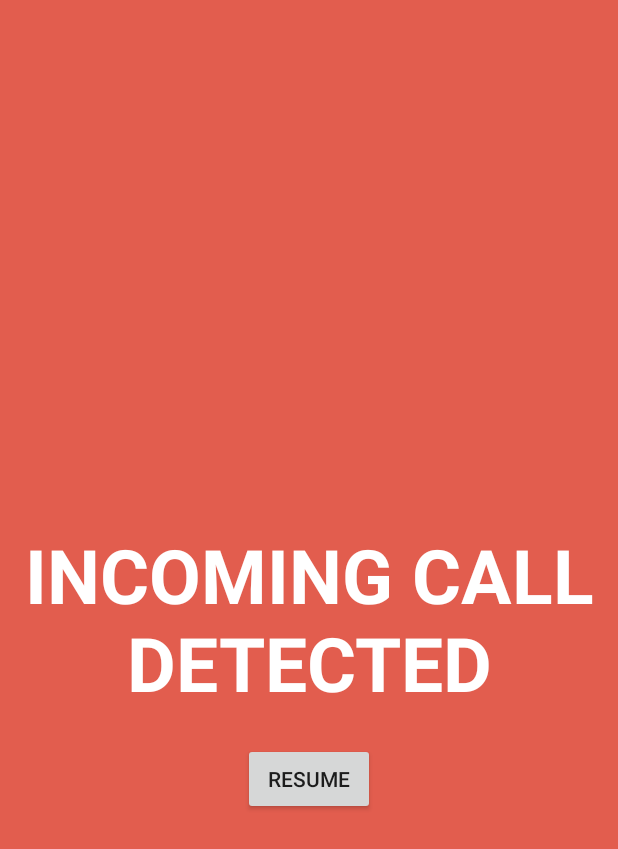
After one commit to yusufardho/2fastfingers, an Android app: the layout fragment_resume.xml on its own in the app's theme, with its tools: preview values and no code run, on a phone screen of 412 x 824 dp. The commit adds this screen. Shown: the top 849 px of the screen. Run offline under Robolectric (Android 15) with nearby library versions, the phone set to English and light mode, and no system bars; Roboto replaces fonts that are not available here.

Commit message:
implement broadcast receiver phone state

```diff
--- a/app/src/main/AndroidManifest.xml
+++ b/app/src/main/AndroidManifest.xml
@@ -27,9 +27,7 @@
                 android:name="android.support.FILE_PROVIDER_PATHS"
                 android:resource="@xml/filepaths" />
         </provider>
-        <receiver android:name=".tools.CallReceiver"
-            android:enabled="true"
-            android:exported="true">
+        <receiver android:name=".tools.CallReceiver">
             <intent-filter>
                 <action android:name="android.intent.action.PHONE_STATE" />
             </intent-filter>
--- /dev/null
+++ b/app/src/main/java/id/ac/ui/cs/mobileprogramming/yusuftriardho/twofastfingers/interfaces/fragments/ResumeInterface.java
@@ -0,0 +1,5 @@
+package id.ac.ui.cs.mobileprogramming.yusuftriardho.twofastfingers.interfaces.fragments;
+
+public interface ResumeInterface {
+    void onClickResume();
+}
--- a/app/src/main/java/id/ac/ui/cs/mobileprogramming/yusuftriardho/twofastfingers/tools/CallReceiver.java
+++ b/app/src/main/java/id/ac/ui/cs/mobileprogramming/yusuftriardho/twofastfingers/tools/CallReceiver.java
@@ -8,6 +8,6 @@ public class CallReceiver extends BroadcastReceiver {
 
     @Override
     public void onReceive(Context context, Intent intent) {
-        // TO DO
+        context.sendBroadcast(new Intent("INCOMING_CALL_DETECTED"));
     }
 }
--- a/app/src/main/java/id/ac/ui/cs/mobileprogramming/yusuftriardho/twofastfingers/tools/Timer.java
+++ b/app/src/main/java/id/ac/ui/cs/mobileprogramming/yusuftriardho/twofastfingers/tools/Timer.java
@@ -1,6 +1,7 @@
 package id.ac.ui.cs.mobileprogramming.yusuftriardho.twofastfingers.tools;
 
 import android.os.AsyncTask;
+import android.util.Log;
 
 import java.util.concurrent.TimeUnit;
 
@@ -18,6 +19,8 @@ public class Timer extends AsyncTask<Integer, Integer,  Integer> {
         int time = param[0];
         while (time >= 0) {
             if (isCancelled()) {
+                playFragment.setTIME(time);
+                Log.d(">>","isCancelled() "+time);
                 break;
             }
             try {
@@ -37,5 +40,6 @@ public class Timer extends AsyncTask<Integer, Integer,  Integer> {
     @Override
     protected void onPostExecute(Integer result) {
         playFragment.onFinishState();
+        Log.d(">>>","onPostExecute() "+result);
     }
 }
--- a/app/src/main/java/id/ac/ui/cs/mobileprogramming/yusuftriardho/twofastfingers/ui/play/ResultFragment.java
+++ b/app/src/main/java/id/ac/ui/cs/mobileprogramming/yusuftriardho/twofastfingers/ui/play/ResultFragment.java
@@ -55,6 +55,7 @@ public class ResultFragment extends Fragment implements ResultInterface {
         playViewModel = ViewModelProviders.of(getActivity()).get(PlayViewModel.class);
         passedScoreViewModel = ViewModelProviders.of(this).get(PassedScoreViewModel.class);
 
+        playViewModel.ignoreReceiver = true;
         resultText = String.format("%d " + getString(R.string.score_result), playViewModel.getCorrectWord());
         playViewModel.setResultText(resultText);
         if (playViewModel.getCorrectWord() > 0) {
--- a/app/src/main/res/layout-land/fragment_about.xml
+++ b/app/src/main/res/layout-land/fragment_about.xml
@@ -16,7 +16,7 @@
             android:id="@+id/textVer"
             android:layout_width="wrap_content"
             android:layout_height="wrap_content"
-            android:text="@{mainViewModel.APP_VER}"
+            android:text="@string/app_version"
             app:layout_constraintBottom_toBottomOf="parent"
             app:layout_constraintEnd_toEndOf="parent"
             app:layout_constraintStart_toStartOf="parent"
--- /dev/null
+++ b/app/src/main/res/layout-land/fragment_resume.xml
@@ -0,0 +1,45 @@
+<?xml version="1.0" encoding="utf-8"?>
+<layout xmlns:android="http://schemas.android.com/apk/res/android"
+    xmlns:app="http://schemas.android.com/apk/res-auto"
+    xmlns:tools="http://schemas.android.com/tools">
+    <data>
+        <variable
+            name="mainViewModel"
+            type="id.ac.ui.cs.mobileprogramming.yusuftriardho.twofastfingers.viewmodels.MainViewModel" />
+        <variable
+            name="interfaceResume"
+            type="id.ac.ui.cs.mobileprogramming.yusuftriardho.twofastfingers.interfaces.fragments.ResumeInterface" />
+    </data>
+    <androidx.constraintlayout.widget.ConstraintLayout
+        android:layout_width="match_parent"
+        android:layout_height="match_parent"
+        android:background="#E25D4E"
+        tools:context=".ui.main.MainFragment">
+
+
+        <TextView
+            android:id="@+id/textView"
+            android:layout_width="wrap_content"
+            android:layout_height="wrap_content"
+            android:text="@string/incoming_call_detected"
+            android:textAlignment="center"
+            android:textSize="50dp"
+            android:textColor="#FFFFFF"
+            android:textStyle="bold"
+            app:layout_constraintBottom_toBottomOf="parent"
+            app:layout_constraintEnd_toEndOf="parent"
+            app:layout_constraintStart_toStartOf="parent"
+            app:layout_constraintTop_toTopOf="parent" />
+
+        <Button
+            android:id="@+id/button"
+            android:layout_width="wrap_content"
+            android:layout_height="wrap_content"
+            android:layout_marginTop="20dp"
+            android:text="@string/resume_btn"
+            android:onClick="@{() -> interfaceResume.onClickResume()}"
+            app:layout_constraintEnd_toEndOf="parent"
+            app:layout_constraintStart_toStartOf="parent"
+            app:layout_constraintTop_toBottomOf="@+id/textView" />
+    </androidx.constraintlayout.widget.ConstraintLayout>
+</layout>
--- a/app/src/main/res/layout/fragment_about.xml
+++ b/app/src/main/res/layout/fragment_about.xml
@@ -4,6 +4,9 @@
         <variable
             name="mainViewModel"
             type="id.ac.ui.cs.mobileprogramming.yusuftriardho.twofastfingers.viewmodels.MainViewModel" />
+        <variable
+            name="versionHistoryViewModel"
+            type="id.ac.ui.cs.mobileprogramming.yusuftriardho.twofastfingers.viewmodels.VersionHistoryViewModel" />
     </data>
     <androidx.constraintlayout.widget.ConstraintLayout xmlns:android="http://schemas.android.com/apk/res/android"
         xmlns:app="http://schemas.android.com/apk/res-auto"
@@ -16,7 +19,7 @@
             android:id="@+id/textVer"
             android:layout_width="wrap_content"
             android:layout_height="wrap_content"
-            android:text="@{mainViewModel.APP_VER}"
+            android:text="@string/app_version"
             app:layout_constraintBottom_toBottomOf="parent"
             app:layout_constraintEnd_toEndOf="parent"
             app:layout_constraintStart_toStartOf="parent"
--- /dev/null
+++ b/app/src/main/res/layout/fragment_resume.xml
@@ -0,0 +1,45 @@
+<?xml version="1.0" encoding="utf-8"?>
+<layout xmlns:android="http://schemas.android.com/apk/res/android"
+    xmlns:app="http://schemas.android.com/apk/res-auto"
+    xmlns:tools="http://schemas.android.com/tools">
+    <data>
+        <variable
+            name="mainViewModel"
+            type="id.ac.ui.cs.mobileprogramming.yusuftriardho.twofastfingers.viewmodels.MainViewModel" />
+        <variable
+            name="interfaceResume"
+            type="id.ac.ui.cs.mobileprogramming.yusuftriardho.twofastfingers.interfaces.fragments.ResumeInterface" />
+    </data>
+    <androidx.constraintlayout.widget.ConstraintLayout
+        android:layout_width="match_parent"
+        android:layout_height="match_parent"
+        android:background="#E25D4E"
+        tools:context=".ui.main.MainFragment">
+
+
+        <TextView
+            android:id="@+id/textView"
+            android:layout_width="wrap_content"
+            android:layout_height="wrap_content"
+            android:text="@string/incoming_call_detected"
+            android:textAlignment="center"
+            android:textSize="50dp"
+            android:textColor="#FFFFFF"
+            android:textStyle="bold"
+            app:layout_constraintBottom_toBottomOf="parent"
+            app:layout_constraintEnd_toEndOf="parent"
+            app:layout_constraintStart_toStartOf="parent"
+            app:layout_constraintTop_toTopOf="parent" />
+
+        <Button
+            android:id="@+id/button"
+            android:layout_width="wrap_content"
+            android:layout_height="wrap_content"
+            android:layout_marginTop="20dp"
+            android:text="@string/resume_btn"
+            android:onClick="@{() -> interfaceResume.onClickResume()}"
+            app:layout_constraintEnd_toEndOf="parent"
+            app:layout_constraintStart_toStartOf="parent"
+            app:layout_constraintTop_toBottomOf="@+id/textView" />
+    </androidx.constraintlayout.widget.ConstraintLayout>
+</layout>
--- a/app/src/main/res/values/strings.xml
+++ b/app/src/main/res/values/strings.xml
@@ -9,7 +9,7 @@
     <string name="main_fragment_title">2 Fast Fingers</string>
 
     <string name="back_btn"><![CDATA[<]]></string>
-    <string name="app_version">2 fast fingers vx.x.x</string>
+    <string name="app_version">v1.1 - 6/11/19\nv1.0 - 1/11/19</string>
     <string name="start_btn">start</string>
     <string name="refresh_btn">⟲</string>
     <string name="init_timer">59</string>
@@ -26,4 +26,6 @@
     <string name="WPMstand">(words per minute)</string>
     <string name="title_share">Choose an app</string>
     <string name="top_10_score">Top 10 Score</string>
+    <string name="incoming_call_detected">INCOMING CALL DETECTED</string>
+    <string name="resume_btn">RESUME</string>
 </resources>
```
Also changed, not shown: app/src/main/java/id/ac/ui/cs/mobileprogramming/yusuftriardho/twofastfingers/MainActivity.java (+0 -12 lines), app/src/main/java/id/ac/ui/cs/mobileprogramming/yusuftriardho/twofastfingers/PlayActivity.java (+25 -0 lines), app/src/main/java/id/ac/ui/cs/mobileprogramming/yusuftriardho/twofastfingers/ui/play/PlayFragment.java (+10 -1 lines), app/src/main/java/id/ac/ui/cs/mobileprogramming/yusuftriardho/twofastfingers/ui/play/ResumeFragment.java (added, +43 -0 lines), app/src/main/java/id/ac/ui/cs/mobileprogramming/yusuftriardho/twofastfingers/viewmodels/PlayViewModel.java (+11 -2 lines), 1 other file.
